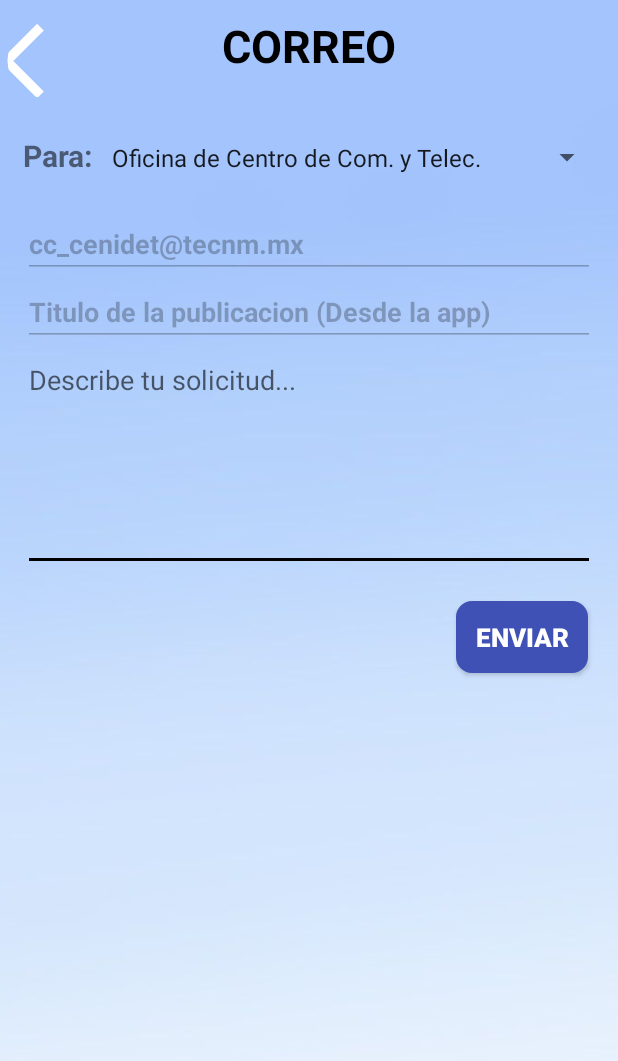
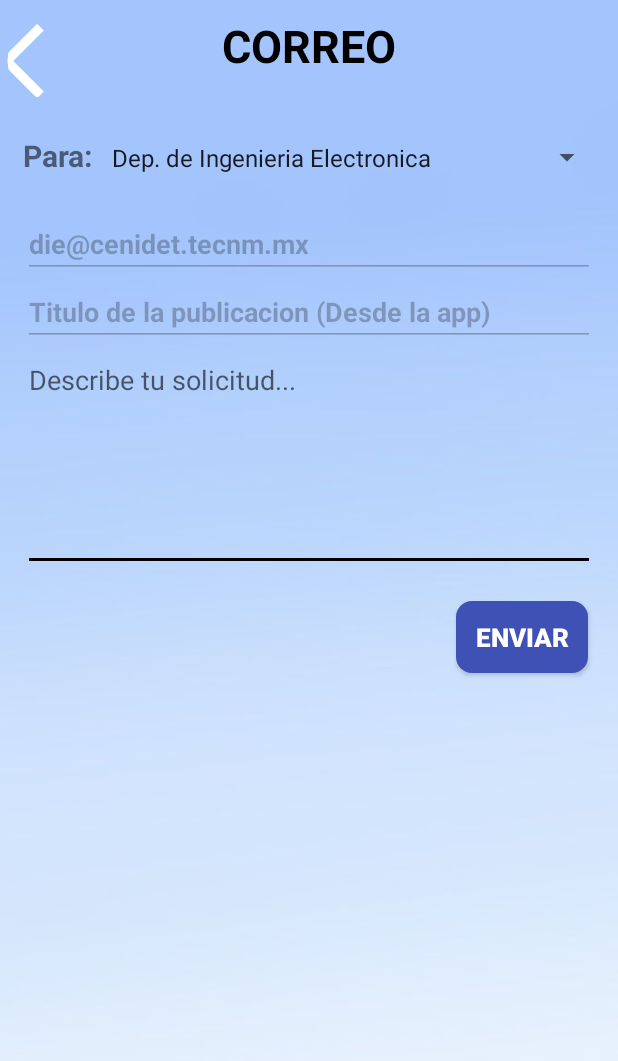
Before and after one commit to JosEder/CENIDET, an Android app: the PostDetailActivity screen opened directly, with no data from a screen before it, after a tap on "CORREO", on a phone screen of 412 x 824 dp. Shown: the top 1061 px of the screen. Run offline under Robolectric (Android 15) with nearby library versions, the phone set to English and light mode, and no system bars; our stand-ins replace CircleImageView, Firebase (no records; nobody signed in at launch, a user with empty details on screens opened directly); libraries missing offline, so code that uses them is left out: com.smarteist.autoimageslider; 1 statement that could not run was skipped.

Commit message:
selección automática del departamento que publico la noticia reparado

```diff
--- a/app/src/main/java/com/example/cenidet/activities/ChatActivity.java
+++ b/app/src/main/java/com/example/cenidet/activities/ChatActivity.java
@@ -38,6 +38,13 @@ public class ChatActivity extends AppCompatActivity {
     UsersProvider mUsersProvider;
     AuthProvider mAuthProvider;
 
+    String [] departamentos = { "Dep. de Ingenieria Electronica",    "Dep. de Ingenieria Mecanica",             "Dep. de Ciencias Computacionales",
+                                "Dep. de Dess. Academico e Idiomas", "Dep. de Org. y Seguimiento de Estudios",  "Oficina de Centro de Com. y Telec.",
+                                "Centro de Informacion",             "Dep. de Plan., Prog. y Presupestacion",   "Dep. de Gest. Tecn. y Vinculacion",
+                                "Dep. de Comunicacion y Eventos",    "Dep. de Servicios Escolares",             "Dep. de Recursos Materiales y Servicios",
+                                "Dep. de Recursos Humanos",           "Dep. de Recursos Financieros"
+    };
+
     @Override
     protected void onCreate(Bundle savedInstanceState) {
         super.onCreate(savedInstanceState);
@@ -56,13 +63,21 @@ public class ChatActivity extends AppCompatActivity {
 
         recuperarTituloCorreo ="";
         recuperarTitulo = getIntent().getStringExtra("variable_Titulo");
-        recuperarTituloCorreo = getIntent().getStringExtra("variable_TipoCorreo");
 
         //Recupera el departamento al que se enviara el correo
         recuperarDepartamento = getIntent().getStringExtra("departamento");
-        Toast.makeText(getApplicationContext(),recuperarDepartamento + " Holi",Toast.LENGTH_LONG).show();
-        mSpinner4.setSelection(5);
+        //Codigo para la seleccion automatica del departamento que publico la noticia
+        int posicion = 0;
+        for(int i=0; i<departamentos.length; i++){
+            if(recuperarDepartamento.equalsIgnoreCase(departamentos[i])){
+                posicion = i;
+                //Toast.makeText(getApplicationContext(),recuperarDepartamento + "\nPosición" + posicion,Toast.LENGTH_LONG).show();
+            }
+        }
+        mSpinner4.setSelection(posicion);
 
+
+        recuperarTituloCorreo = getIntent().getStringExtra("variable_TipoCorreo");
 
         ;if(recuperarTituloCorreo != null){
             mEditTextSubject.setText("");
--- a/app/src/main/java/com/example/cenidet/activities/PostDetailActivity.java
+++ b/app/src/main/java/com/example/cenidet/activities/PostDetailActivity.java
@@ -64,6 +64,7 @@ public class PostDetailActivity extends AppCompatActivity {
     Toolbar mToolBar;
 
     String mIdUser = "";
+    String departamento = "";
 
     ListenerRegistration mListener;
 
@@ -103,12 +104,16 @@ public class PostDetailActivity extends AppCompatActivity {
                 intent.putExtra("idUser", mIdUser);
                 String titulo = mtextViewTitle.getText().toString();
                 intent.putExtra("variable_Titulo", titulo);
+
+                //Agraga una variable al Bundle para el departamento
+                departamento = mtextViewNameCategory.getText().toString();
+                intent.putExtra("departamento", departamento);
+                //Toast.makeText(getApplicationContext(),departamento,Toast.LENGTH_LONG).show();
+
+
                 startActivity(intent);
 
-                //Agraga una variable al Bundle para el departamento
-                String departamento = mtextViewNameCategory.getText().toString();
-                intent.putExtra("departamento", departamento);
-                //Toast.makeText(getApplicationContext(),departamento,Toast.LENGTH_LONG).show();
+
             }
         });
 
--- a/app/src/main/java/com/example/cenidet/fragments/ChatFragment.java
+++ b/app/src/main/java/com/example/cenidet/fragments/ChatFragment.java
@@ -95,6 +95,7 @@ public class ChatFragment extends Fragment {
                 String tituloCorreo = mTextViewNuevo.getText().toString();
                 intent.putExtra("variable_TipoCorreo", tituloCorreo);
                 //Toast.makeText(getContext(), "Prueba "+tituloCorreo, Toast.LENGTH_LONG).show();
+
                 startActivity(intent);
             }
         });
```
